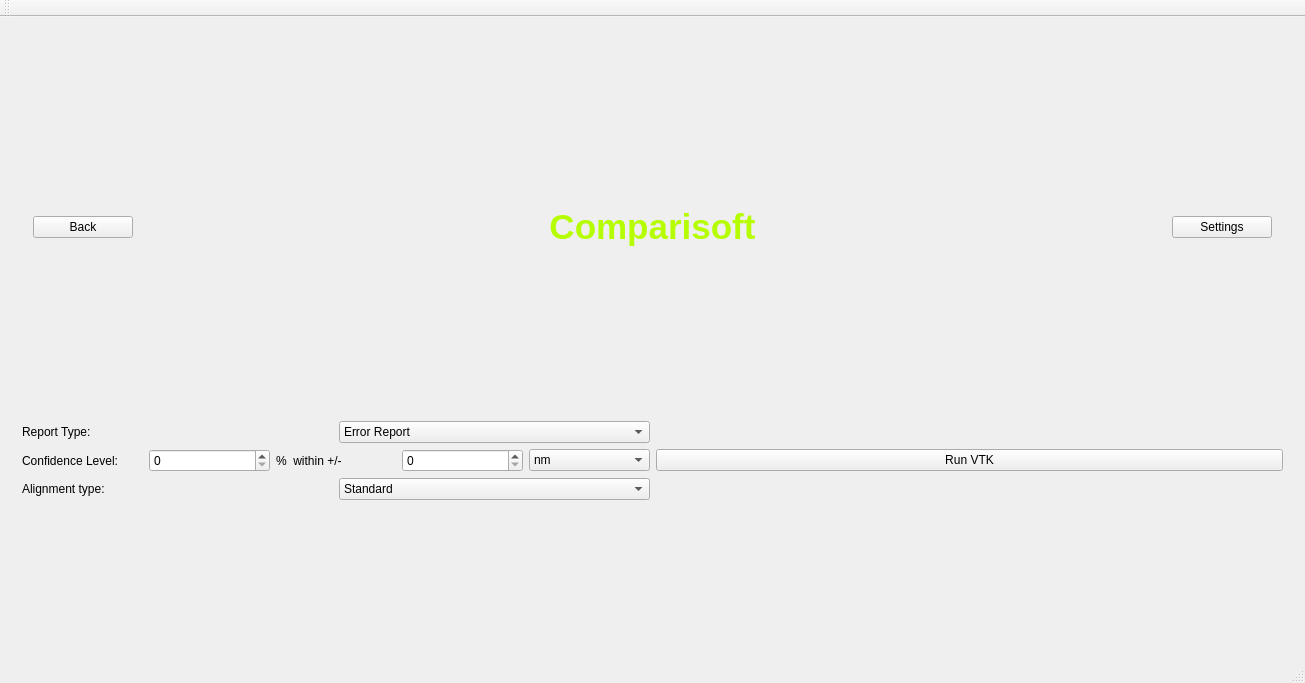
First picture: the form in Comparisoft/QT/Comparisoft/mainwindow.ui, repository zifangah/Capstone3DModelling, before the edit.
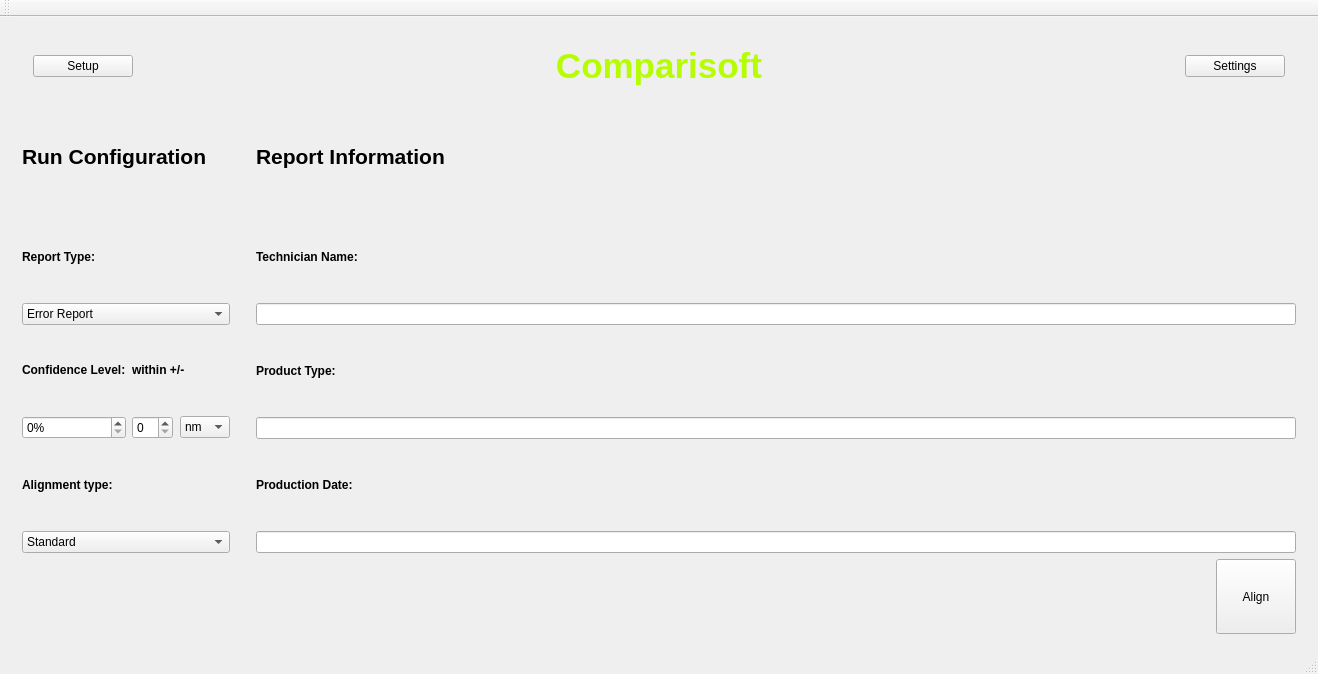
Second picture: the form after the edit. The open tabs and pages were chosen to show the change.

```diff
--- a/Comparisoft/QT/Comparisoft/mainwindow.ui
+++ b/Comparisoft/QT/Comparisoft/mainwindow.ui
@@ -6,8 +6,8 @@
    <rect>
     <x>0</x>
     <y>0</y>
-    <width>1305</width>
-    <height>683</height>
+    <width>1318</width>
+    <height>674</height>
    </rect>
   </property>
   <property name="windowTitle">
@@ -21,10 +21,22 @@
     </sizepolicy>
    </property>
    <layout class="QVBoxLayout" name="verticalLayout_12">
+    <property name="topMargin">
+     <number>7</number>
+    </property>
+    <property name="bottomMargin">
+     <number>7</number>
+    </property>
     <item>
      <widget class="QStackedWidget" name="View_Holder">
+      <property name="minimumSize">
+       <size>
+        <width>0</width>
+        <height>0</height>
+       </size>
+      </property>
       <property name="currentIndex">
-       <number>1</number>
+       <number>0</number>
       </property>
       <widget class="QWidget" name="Main_Page">
        <property name="enabled">
@@ -182,7 +194,7 @@
                 <item>
                  <widget class="QLabel" name="label_4">
                   <property name="text">
-                   <string>&lt;b&gt;Client Name&lt;/b&gt;</string>
+                   <string>&lt;html&gt;&lt;head/&gt;&lt;body&gt;&lt;p&gt;&lt;span style=&quot; font-weight:600;&quot;&gt;Client Name:&lt;/span&gt;&lt;/p&gt;&lt;/body&gt;&lt;/html&gt;</string>
                   </property>
                   <property name="textFormat">
                    <enum>Qt::RichText</enum>
@@ -199,7 +211,7 @@
                 <item>
                  <widget class="QLabel" name="label_5">
                   <property name="text">
-                   <string>&lt;b&gt;Patient Name&lt;/b&gt;</string>
+                   <string>&lt;html&gt;&lt;head/&gt;&lt;body&gt;&lt;p&gt;&lt;span style=&quot; font-weight:600;&quot;&gt;Patient Name:&lt;/span&gt;&lt;/p&gt;&lt;/body&gt;&lt;/html&gt;</string>
                   </property>
                  </widget>
                 </item>
@@ -217,7 +229,7 @@
                 <item>
                  <widget class="QLabel" name="label_6">
                   <property name="text">
-                   <string>&lt;b&gt;File Description&lt;/b&gt;</string>
+                   <string>&lt;html&gt;&lt;head/&gt;&lt;body&gt;&lt;p&gt;&lt;span style=&quot; font-weight:600;&quot;&gt;File Description:&lt;/span&gt;&lt;/p&gt;&lt;/body&gt;&lt;/html&gt;</string>
                   </property>
                  </widget>
                 </item>
@@ -231,7 +243,7 @@
                 <item>
                  <widget class="QLabel" name="label_7">
                   <property name="text">
-                   <string>&lt;b&gt;Save Location&lt;/b&gt;</string>
+                   <string>&lt;html&gt;&lt;head/&gt;&lt;body&gt;&lt;p&gt;&lt;span style=&quot; font-weight:600;&quot;&gt;Save Location:&lt;/span&gt;&lt;/p&gt;&lt;/body&gt;&lt;/html&gt;</string>
                   </property>
                  </widget>
                 </item>
@@ -249,7 +261,7 @@
                 <item>
                  <widget class="QLabel" name="label_8">
                   <property name="text">
-                   <string>&lt;b&gt;File Name&lt;/b&gt;</string>
+                   <string>&lt;html&gt;&lt;head/&gt;&lt;body&gt;&lt;p&gt;&lt;span style=&quot; font-weight:600;&quot;&gt;File Name:&lt;/span&gt;&lt;/p&gt;&lt;/body&gt;&lt;/html&gt;</string>
                   </property>
                  </widget>
                 </item>
@@ -305,7 +317,7 @@
                 </size>
                </property>
                <property name="text">
-                <string>Back</string>
+                <string>Setup</string>
                </property>
               </widget>
              </item>
@@ -351,14 +363,23 @@
           <item>
            <layout class="QVBoxLayout" name="verticalLayout_17">
             <item>
-             <layout class="QHBoxLayout" name="horizontalLayout_12">
+             <widget class="QLabel" name="label_15">
+              <property name="text">
+               <string>&lt;html&gt;&lt;head/&gt;&lt;body&gt;&lt;p&gt;&lt;span style=&quot; font-size:16pt; font-weight:600;&quot;&gt;Run Configuration&lt;/span&gt;&lt;/p&gt;&lt;/body&gt;&lt;/html&gt;</string>
+              </property>
+             </widget>
+            </item>
+            <item>
+             <layout class="QVBoxLayout" name="verticalLayout_20">
               <item>
                <widget class="QLabel" name="label">
                 <property name="text">
-                 <string>Report Type:</string>
+                 <string>&lt;b&gt;Report Type:&lt;/b&gt;</string>
                 </property>
                </widget>
               </item>
+              <item>
+               <layout class="QHBoxLayout" name="horizontalLayout_21">
               <item>
                <widget class="QComboBox" name="Report_Type">
                 <property name="currentText">
@@ -376,25 +397,46 @@
               </item>
              </layout>
             </item>
+             </layout>
+            </item>
             <item>
              <layout class="QHBoxLayout" name="horizontalLayout_13">
               <item>
+               <layout class="QVBoxLayout" name="verticalLayout_21">
+                <item>
                <widget class="QLabel" name="label_9">
                 <property name="text">
-                 <string>Confidence Level:</string>
+                   <string>&lt;b&gt;Confidence Level:&lt;/b&gt;</string>
                 </property>
                </widget>
               </item>
               <item>
-               <widget class="QSpinBox" name="Confidence_Level"/>
-              </item>
+                 <layout class="QHBoxLayout" name="horizontalLayout_19">
+                  <item>
+                   <widget class="QSpinBox" name="Confidence_Level">
+                    <property name="suffix">
+                     <string>%</string>
+                    </property>
+                   </widget>
+                  </item>
+                 </layout>
+                </item>
+               </layout>
+              </item>
+              <item>
+               <layout class="QVBoxLayout" name="verticalLayout_22">
               <item>
                <widget class="QLabel" name="label_10">
                 <property name="text">
-                 <string>%  within +/-</string>
+                   <string>&lt;html&gt;&lt;head/&gt;&lt;body&gt;&lt;p&gt;&lt;span style=&quot; font-weight:600;&quot;&gt;within +/-&lt;/span&gt;&lt;/p&gt;&lt;/body&gt;&lt;/html&gt;</string>
                 </property>
                </widget>
               </item>
+                <item>
+                 <layout class="QHBoxLayout" name="horizontalLayout_12">
+                  <property name="spacing">
+                   <number>7</number>
+                  </property>
               <item>
                <widget class="QSpinBox" name="Error_Bound"/>
               </item>
@@ -414,15 +456,23 @@
               </item>
              </layout>
             </item>
+               </layout>
+              </item>
+             </layout>
+            </item>
             <item>
              <layout class="QHBoxLayout" name="horizontalLayout_14">
               <item>
+               <layout class="QVBoxLayout" name="verticalLayout_23">
+                <item>
                <widget class="QLabel" name="label_11">
                 <property name="text">
-                 <string>Alignment type:</string>
+                   <string>&lt;b&gt;Alignment type:&lt;/b&gt;</string>
                 </property>
                </widget>
               </item>
+                <item>
+                 <layout class="QHBoxLayout" name="horizontalLayout_20">
               <item>
                <widget class="QComboBox" name="Allignment_Type">
                 <item>
@@ -441,14 +491,194 @@
             </item>
            </layout>
           </item>
+             </layout>
+            </item>
+           </layout>
+          </item>
+          <item>
+           <spacer name="verticalSpacer">
+            <property name="orientation">
+             <enum>Qt::Vertical</enum>
+            </property>
+            <property name="sizeHint" stdset="0">
+             <size>
+              <width>20</width>
+              <height>40</height>
+             </size>
+            </property>
+           </spacer>
+          </item>
+          <item>
+           <layout class="QVBoxLayout" name="verticalLayout_18">
+            <item>
+             <widget class="QLabel" name="label_16">
+              <property name="minimumSize">
+               <size>
+                <width>0</width>
+                <height>0</height>
+               </size>
+              </property>
+              <property name="text">
+               <string>&lt;html&gt;&lt;head/&gt;&lt;body&gt;&lt;p&gt;&lt;span style=&quot; font-size:16pt; font-weight:600;&quot;&gt;Report Information&lt;/span&gt;&lt;/p&gt;&lt;/body&gt;&lt;/html&gt;</string>
+              </property>
+             </widget>
+            </item>
+            <item>
+             <layout class="QVBoxLayout" name="verticalLayout_24">
+              <item>
+               <widget class="QLabel" name="label_12">
+                <property name="text">
+                 <string>&lt;b&gt;Technician Name:&lt;/b&gt;</string>
+                </property>
+               </widget>
+              </item>
+              <item>
+               <widget class="QLineEdit" name="Technician_Name"/>
+              </item>
+             </layout>
+            </item>
+            <item>
+             <layout class="QVBoxLayout" name="verticalLayout_25">
+              <item>
+               <widget class="QLabel" name="label_13">
+                <property name="text">
+                 <string>&lt;b&gt;Product Type:&lt;/b&gt;</string>
+                </property>
+               </widget>
+              </item>
+              <item>
+               <widget class="QLineEdit" name="Product_Name"/>
+              </item>
+             </layout>
+            </item>
+            <item>
+             <layout class="QVBoxLayout" name="verticalLayout_26">
+              <item>
+               <widget class="QLabel" name="label_14">
+                <property name="text">
+                 <string>&lt;b&gt;Production Date:&lt;/b&gt;</string>
+                </property>
+               </widget>
+              </item>
+              <item>
+               <widget class="QLineEdit" name="Production_Date"/>
+              </item>
+             </layout>
+            </item>
+           </layout>
+          </item>
+         </layout>
+        </item>
+        <item>
+         <layout class="QVBoxLayout" name="verticalLayout_19">
+          <item>
+           <layout class="QHBoxLayout" name="horizontalLayout_18">
+            <item>
+             <spacer name="horizontalSpacer">
+              <property name="orientation">
+               <enum>Qt::Horizontal</enum>
+              </property>
+              <property name="sizeHint" stdset="0">
+               <size>
+                <width>40</width>
+                <height>20</height>
+               </size>
+              </property>
+             </spacer>
+            </item>
           <item>
            <widget class="QPushButton" name="RunVTK">
+              <property name="minimumSize">
+               <size>
+                <width>0</width>
+                <height>75</height>
+               </size>
+              </property>
+              <property name="maximumSize">
+               <size>
+                <width>200</width>
+                <height>16777215</height>
+               </size>
+              </property>
+              <property name="layoutDirection">
+               <enum>Qt::LeftToRight</enum>
+              </property>
             <property name="text">
-             <string>Run VTK</string>
+               <string>Align</string>
             </property>
            </widget>
           </item>
          </layout>
+          </item>
+         </layout>
+        </item>
+       </layout>
+      </widget>
+      <widget class="QWidget" name="Settings_Page">
+       <layout class="QVBoxLayout" name="verticalLayout_28">
+        <item>
+         <widget class="QWidget" name="widget_4" native="true">
+          <property name="maximumSize">
+           <size>
+            <width>16777215</width>
+            <height>100</height>
+           </size>
+          </property>
+          <layout class="QVBoxLayout" name="verticalLayout_27">
+           <item>
+            <layout class="QHBoxLayout" name="horizontalLayout_15">
+             <property name="sizeConstraint">
+              <enum>QLayout::SetMinimumSize</enum>
+             </property>
+             <item>
+              <widget class="QPushButton" name="Return_to_Setup_Button">
+               <property name="maximumSize">
+                <size>
+                 <width>100</width>
+                 <height>16777215</height>
+                </size>
+               </property>
+               <property name="text">
+                <string>Setup</string>
+               </property>
+              </widget>
+             </item>
+             <item>
+              <widget class="QLabel" name="Banner_3">
+               <property name="maximumSize">
+                <size>
+                 <width>16777215</width>
+                 <height>50</height>
+                </size>
+               </property>
+               <property name="text">
+                <string>&lt;html&gt;&lt;head/&gt;&lt;body&gt;&lt;p&gt;&lt;span style=&quot; font-size:26pt; font-weight:600; color:#b6fd01;&quot;&gt;Comparisoft&lt;/span&gt;&lt;/p&gt;&lt;/body&gt;&lt;/html&gt;</string>
+               </property>
+               <property name="textFormat">
+                <enum>Qt::RichText</enum>
+               </property>
+               <property name="alignment">
+                <set>Qt::AlignCenter</set>
+               </property>
+              </widget>
+             </item>
+             <item>
+              <widget class="QPushButton" name="Return_to_Configuration_Button">
+               <property name="maximumSize">
+                <size>
+                 <width>100</width>
+                 <height>16777215</height>
+                </size>
+               </property>
+               <property name="text">
+                <string>Configuration</string>
+               </property>
+              </widget>
+             </item>
+            </layout>
+           </item>
+          </layout>
+         </widget>
         </item>
        </layout>
       </widget>
@@ -461,7 +691,7 @@
     <rect>
      <x>0</x>
      <y>0</y>
-     <width>1305</width>
+     <width>1318</width>
      <height>26</height>
     </rect>
    </property>
```
Lines whose indentation alone changed are shown as unchanged.
